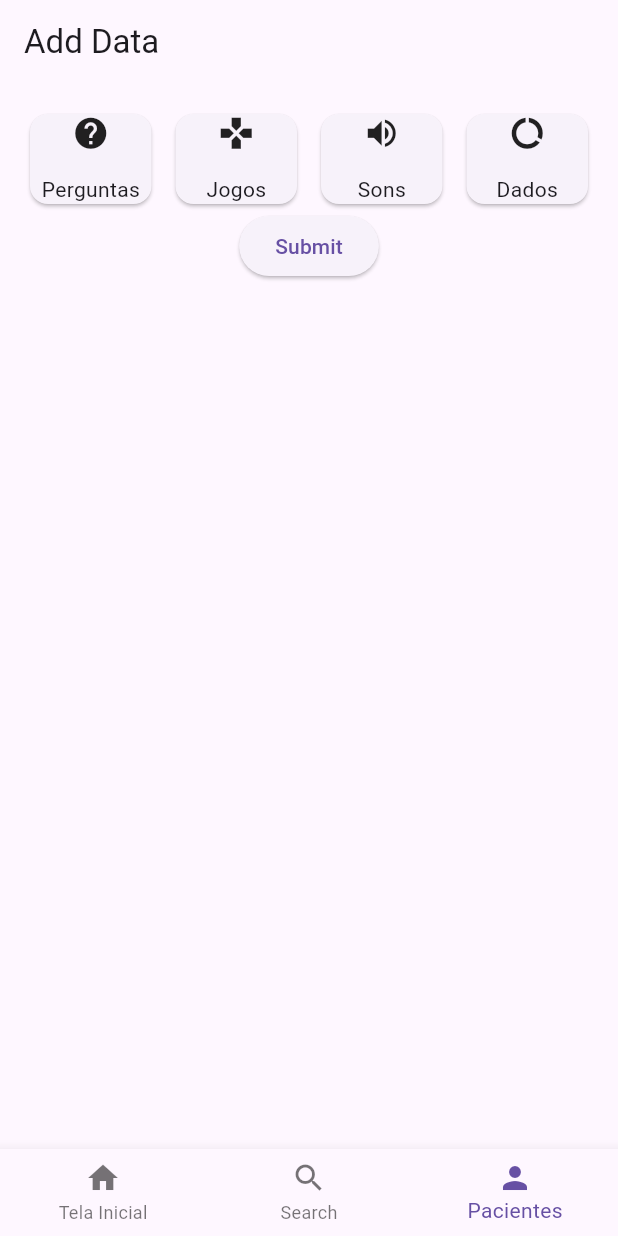
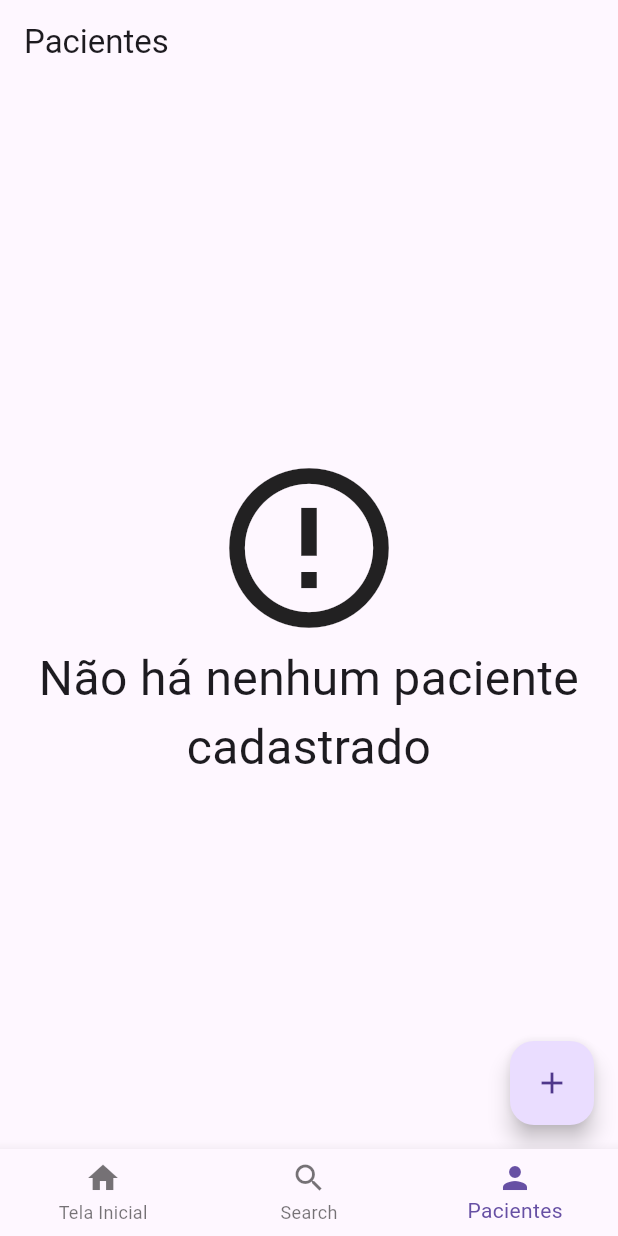
Before and after one commit to nicolasdsa/app_asd_diagnostic, a Flutter app: the screen it shows after launch, item 3 of the bottom bar chosen, on a phone screen of 412 x 824 dp. Run offline on Flutter 3.47's test engine with Material 3 defaults, Android fonts, the phone set to English and light mode, and no system bars; our stand-ins replace sqflite; accounts and stored records are empty.

Commit message:
listagem de pacientes

```diff
--- a/lib/screens/components/form_user.dart
+++ b/lib/screens/components/form_user.dart
@@ -1,8 +1,8 @@
 import 'package:flutter/material.dart';
 
 class FormUser extends StatefulWidget {
-  final int id;
   final String name;
+  final String id;
   const FormUser(this.id, this.name, [Key? key]) : super(key: key);
 
   @override
--- a/lib/screens/components/my_bottom_navigation_bar.dart
+++ b/lib/screens/components/my_bottom_navigation_bar.dart
@@ -1,6 +1,6 @@
 import 'package:app_asd_diagnostic/screens/form_screen.dart';
 import 'package:app_asd_diagnostic/screens/home_screen.dart';
-import 'package:app_asd_diagnostic/screens/initial_screen.dart';
+import 'package:app_asd_diagnostic/screens/patients_screen.dart';
 import 'package:app_asd_diagnostic/screens/teste.dart';
 import 'package:flutter/material.dart';
 
@@ -13,11 +13,13 @@ class MyBottomNavigationBar extends StatefulWidget {
 
 class _MyBottomNavigationBarState extends State<MyBottomNavigationBar> {
   late ValueNotifier<int> formChangeNotifier;
+  late ValueNotifier<int> patientChangeNotifier;
 
   @override
   void initState() {
     super.initState();
     formChangeNotifier = ValueNotifier(0);
+    patientChangeNotifier = ValueNotifier(0);
   }
 
   int _currentIndex = 0;
@@ -33,7 +35,7 @@ class _MyBottomNavigationBarState extends State<MyBottomNavigationBar> {
     final List<Widget> _children = [
       Screen1(),
       HomeScreen(formChangeNotifier: formChangeNotifier),
-      FormScreen(formChangeNotifier: formChangeNotifier)
+      PatientScreen(patientChangeNotifier: patientChangeNotifier)
     ];
 
     return Scaffold(
@@ -43,15 +45,15 @@ class _MyBottomNavigationBarState extends State<MyBottomNavigationBar> {
           onTap: _onTabTapped,
           items: const [
             BottomNavigationBarItem(
-              icon: const Icon(Icons.home),
+              icon: Icon(Icons.home),
               label: 'Tela Inicial',
             ),
             BottomNavigationBarItem(
-              icon: const Icon(Icons.search),
+              icon: Icon(Icons.search),
               label: 'Search',
             ),
             BottomNavigationBarItem(
-              icon: const Icon(Icons.person),
+              icon: Icon(Icons.person),
               label: 'Pacientes',
             ),
           ],
--- a/lib/screens/options_forms.dart
+++ /dev/null
@@ -1,54 +0,0 @@
-import 'package:app_asd_diagnostic/db/form_dao.dart';
-import 'package:flutter/material.dart';
-
-class FormScreen extends StatefulWidget {
-  final ValueNotifier<int> formChangeNotifier;
-
-  FormScreen({required this.formChangeNotifier});
-
-  @override
-  _FormScreenState createState() => _FormScreenState();
-}
-
-class _FormScreenState extends State<FormScreen> {
-  final _formKey = GlobalKey<FormState>();
-  final _formDao = FormDao();
-
-  String _name = '';
-
-  @override
-  Widget build(BuildContext context) {
-    return Scaffold(
-      appBar: AppBar(
-        title: const Text('Add Data'),
-      ),
-      body: Padding(
-        padding: const EdgeInsets.all(16.0),
-        child: Form(
-          key: _formKey,
-          child: Row(
-            children: [
-              Column(
-                children: [
-                  TextFormField(
-                    decoration: const InputDecoration(labelText: 'Name'),
-                    validator: (value) {
-                      if (value!.isEmpty) {
-                        return 'Please enter a name';
-                      }
-                      return null;
-                    },
-                    onSaved: (value) {
-                      _name = value!;
-                    },
-                  ),
-                  const SizedBox(height: 16.0),
-                ],
-              )
-            ],
-          ),
-        ),
-      ),
-    );
-  }
-}
--- a/lib/screens/patients_screen.dart
+++ b/lib/screens/patients_screen.dart
@@ -0,0 +1,112 @@
+import 'package:app_asd_diagnostic/db/patient_dao.dart';
+import 'package:app_asd_diagnostic/screens/components/patient.dart';
+import 'package:app_asd_diagnostic/screens/patients_create_screen.dart';
+import 'package:flutter/material.dart';
+
+class PatientScreen extends StatefulWidget {
+  final ValueNotifier<int> patientChangeNotifier;
+
+  const PatientScreen({required this.patientChangeNotifier, Key? key})
+      : super(key: key);
+
+  @override
+  State<PatientScreen> createState() => _InitialScreenState();
+}
+
+class _InitialScreenState extends State<PatientScreen> {
+  final _patientDao = PatientDao();
+
+  @override
+  Widget build(BuildContext context) {
+    return Scaffold(
+      appBar: AppBar(
+        title: const Text('Pacientes'),
+      ),
+      body: ValueListenableBuilder(
+        valueListenable: widget.patientChangeNotifier,
+        builder: (context, value, child) {
+          return FutureBuilder<List<Patient>>(
+            future: _patientDao.getAll(),
+            builder: (context, snapshot) {
+              List<Patient>? items = snapshot.data;
+              switch (snapshot.connectionState) {
+                case ConnectionState.none:
+                  return const Center(
+                    child: Column(
+                      children: [
+                        CircularProgressIndicator(),
+                        Text('Carregando'),
+                      ],
+                    ),
+                  );
+
+                case ConnectionState.waiting:
+                  return const Center(
+                    child: Column(
+                      children: [
+                        CircularProgressIndicator(),
+                        Text('Carregando'),
+                      ],
+                    ),
+                  );
+                case ConnectionState.active:
+                  return const Center(
+                    child: Column(
+                      children: [
+                        CircularProgressIndicator(),
+                        Text('Carregando'),
+                      ],
+                    ),
+                  );
+                case ConnectionState.done:
+                  if (snapshot.hasError) {
+                    // Print the error to the console
+                    print('Error: ${snapshot.error}');
+                    return Text('Error: ${snapshot.error}');
+                  }
+                  if (snapshot.hasData && items != null) {
+                    if (items.isNotEmpty) {
+                      return ListView.builder(
+                          itemCount: items.length,
+                          itemBuilder: (BuildContext context, int index) {
+                            return items[index];
+                          });
+                    }
+                    return const Center(
+                        child: Column(
+                      mainAxisAlignment: MainAxisAlignment.center,
+                      crossAxisAlignment: CrossAxisAlignment.center,
+                      children: [
+                        Icon(
+                          Icons.error_outline,
+                          size: 128,
+                        ),
+                        Text(
+                          'Não há nenhum paciente cadastrado',
+                          textAlign: TextAlign.center,
+                          style: TextStyle(fontSize: 32),
+                        ),
+                      ],
+                    ));
+                  }
+
+                  return const Text('Erro ao carregar os pacientes');
+              }
+            },
+          );
+        },
+      ),
+      floatingActionButton: FloatingActionButton(
+        onPressed: () {
+          Navigator.push(
+            context,
+            MaterialPageRoute(
+                builder: (context) => PatientCreateScreen(
+                    patientChangeNotifier: widget.patientChangeNotifier)),
+          );
+        },
+        child: const Icon(Icons.add),
+      ),
+    );
+  }
+}
```
Also changed, not shown: lib/screens/components/patient.dart (+6 -7 lines), lib/screens/patients_create_screen.dart (added, +93 -0 lines).
